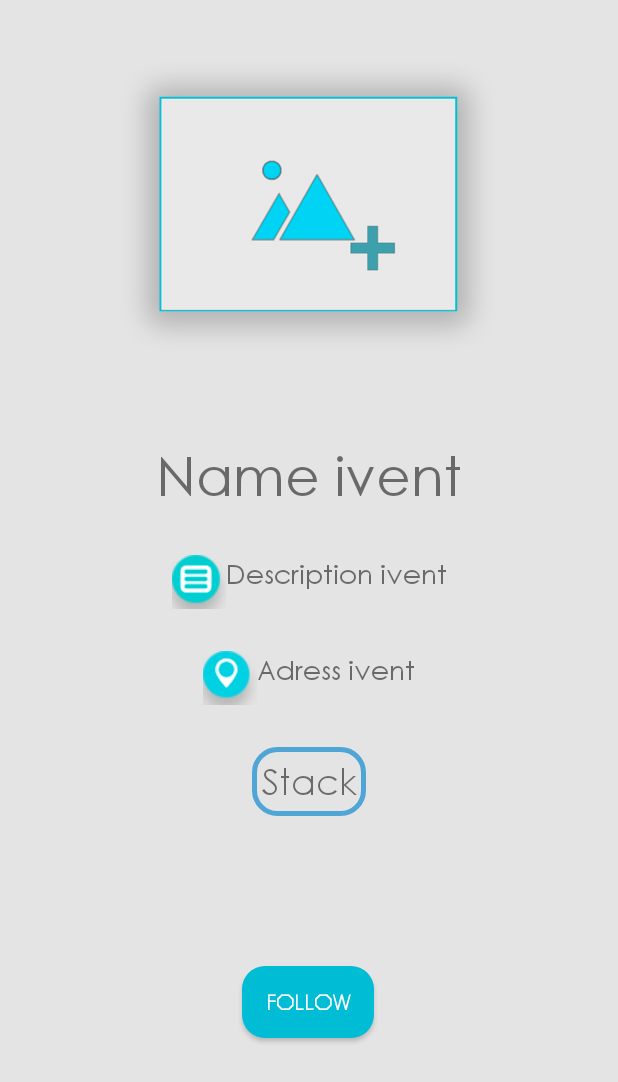
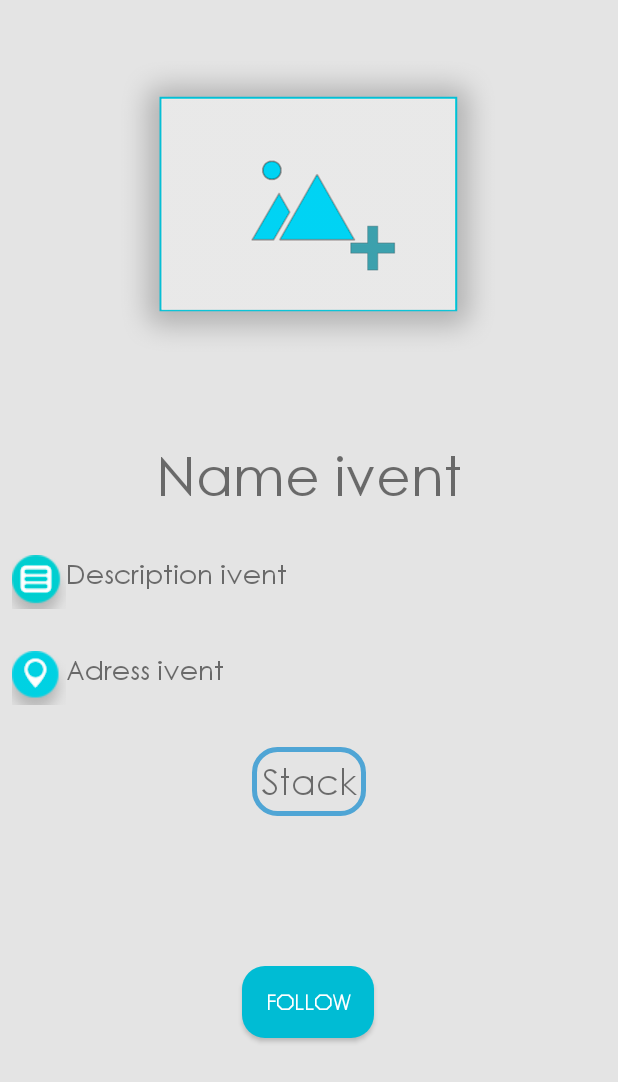
Before and after one commit to MaxaAboutAll/IventsApp, an Android app: the FollowActivity screen opened directly, with no data from a screen before it, on a phone screen of 412 x 824 dp. Shown: the top 1082 px of the screen. Run offline under Robolectric (Android 15) with nearby library versions, the phone set to English and light mode, and no system bars; our stand-ins replace Picasso; pictures from the network do not load; 2 statements that could not run were skipped.

Commit message:
Okay and ine more shit

```diff
--- a/app/src/main/res/layout/activity_follow.xml
+++ b/app/src/main/res/layout/activity_follow.xml
@@ -40,34 +40,29 @@
         android:id="@+id/descriptionTV"
         android:layout_width="wrap_content"
         android:layout_height="wrap_content"
-        android:layout_marginEnd="8dp"
         android:layout_marginStart="8dp"
         android:layout_marginTop="28dp"
+        android:drawableLeft="@drawable/follow_desc"
         android:fontFamily="@font/gothic_font"
         android:text="Description ivent"
         android:textAlignment="center"
         android:textSize="18sp"
-        app:layout_constraintEnd_toEndOf="parent"
         app:layout_constraintStart_toStartOf="parent"
-        app:layout_constraintTop_toBottomOf="@+id/nameTV"
-        android:drawableLeft="@drawable/follow_desc"/>
+        app:layout_constraintTop_toBottomOf="@+id/nameTV" />
 
     <TextView
         android:id="@+id/adressTV"
         android:layout_width="wrap_content"
         android:layout_height="wrap_content"
-        android:layout_marginEnd="8dp"
         android:layout_marginStart="8dp"
         android:layout_marginTop="28dp"
+        android:drawableLeft="@drawable/follow_location"
         android:fontFamily="@font/gothic_font"
         android:text="Adress ivent"
         android:textAlignment="center"
         android:textSize="18sp"
-        app:layout_constraintEnd_toEndOf="parent"
-        app:layout_constraintHorizontal_bias="0.501"
         app:layout_constraintStart_toStartOf="parent"
-        app:layout_constraintTop_toBottomOf="@+id/descriptionTV"
-        android:drawableLeft="@drawable/follow_location"/>
+        app:layout_constraintTop_toBottomOf="@+id/descriptionTV" />
 
     <Button
         android:id="@+id/followBTN"
```
